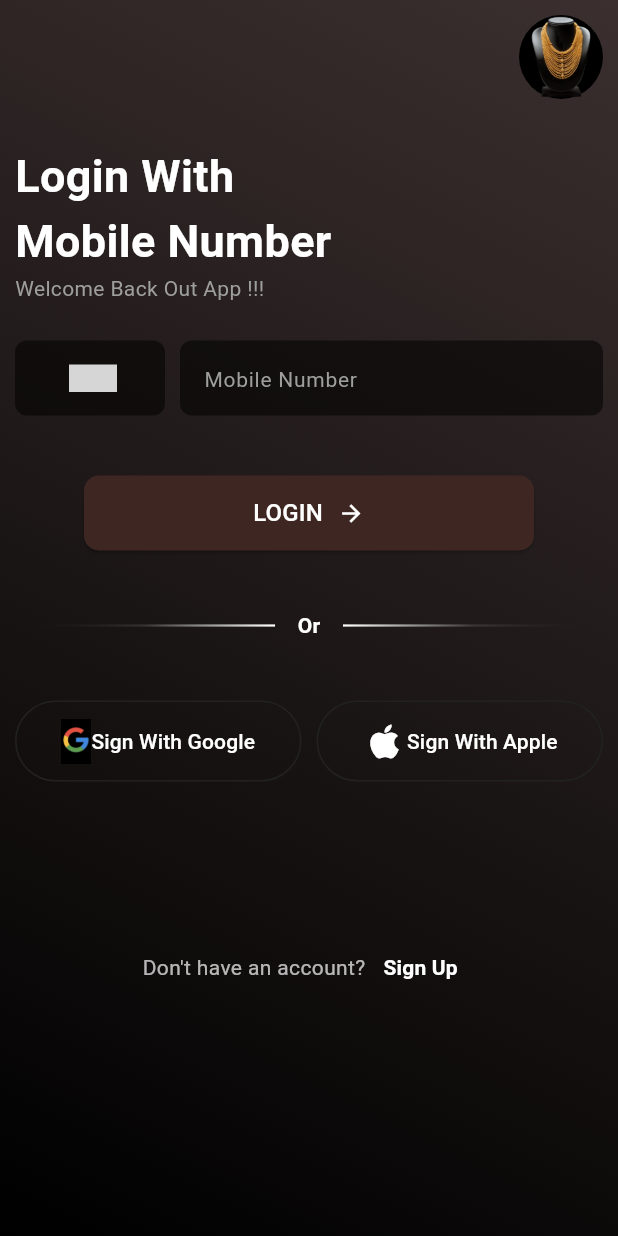
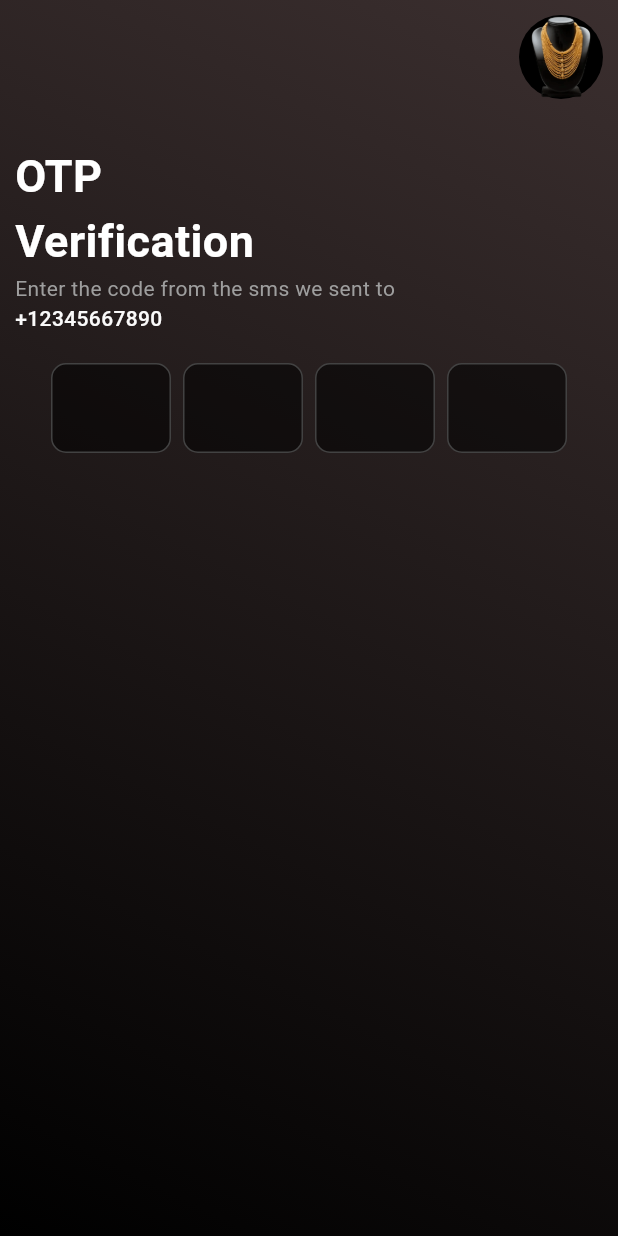
Before and after one commit to Maha6468/rate_the_fit_app, a Flutter app: the screen it shows after launch, on a phone screen of 412 x 824 dp. Run offline on Flutter 3.47's test engine with Material 3 defaults, Android fonts, the phone set to English and light mode, and no system bars; drawn by our look-alikes of country_code_picker, pinput; grey boxes are pictures that could not be loaded.

Commit message:
last update

```diff
--- a/lib/coustom_widget/custom_signIn_signUp_resend.dart
+++ b/lib/coustom_widget/custom_signIn_signUp_resend.dart
@@ -3,7 +3,9 @@ import 'package:flutter/material.dart';
 class Custom_SignIn_SignUp_Resend extends StatelessWidget {
   final String text;
   final String buttontext;
-  const Custom_SignIn_SignUp_Resend({super.key, required this.text, required this.buttontext});
+  final VoidCallback onPressed;
+
+  const Custom_SignIn_SignUp_Resend({super.key, required this.text, required this.buttontext, required this.onPressed});
 
   @override
   Widget build(BuildContext context) {
@@ -12,9 +14,7 @@ class Custom_SignIn_SignUp_Resend extends StatelessWidget {
       children: [
         Text(text,
             style: TextStyle(color: Colors.white70)),
-        TextButton(onPressed: (){
-
-        }, child:Text(buttontext,style: TextStyle(color: Colors.white,fontWeight: FontWeight.bold),))
+        TextButton(onPressed:onPressed, child:Text(buttontext,style: TextStyle(color: Colors.white,fontWeight: FontWeight.bold),))
       ],
     );
   }
--- /dev/null
+++ b/lib/coustom_widget/custom_star_image.dart
@@ -0,0 +1,17 @@
+import 'package:flutter/material.dart';
+
+class Custom_Star_Image extends StatelessWidget {
+  const Custom_Star_Image({super.key});
+
+  @override
+  Widget build(BuildContext context) {
+    return  Align(
+      alignment: Alignment.topRight,
+      child: CircleAvatar(
+        radius: 28,
+        backgroundColor: Colors.black,
+        child:Image.asset("assets/images/maha.png",height: 100,width: 100,fit:BoxFit.cover,),
+      ),
+    );
+  }
+}
--- a/lib/main.dart
+++ b/lib/main.dart
@@ -1,5 +1,6 @@
 import 'package:flutter/material.dart';
 import 'package:rate_the_fit_app/screen/login_with_mob_num.dart';
+import 'package:rate_the_fit_app/screen/otp_varification.dart';
 import 'package:rate_the_fit_app/screen/practice.dart';
 import 'package:rate_the_fit_app/screen/splash_screen.dart';
 
@@ -18,7 +19,7 @@ class MyApp extends StatelessWidget {
       theme: ThemeData(
         colorScheme: ColorScheme.fromSeed(seedColor: Colors.deepPurple),
       ),
-      home:Login_With_Mob_Num(),
+      home:OTP_Varification(),
     );
   }
 }
--- a/lib/screen/login_with_mob_num.dart
+++ b/lib/screen/login_with_mob_num.dart
@@ -3,6 +3,7 @@ import 'package:flutter/material.dart';
 
 import '../coustom_widget/custom_elevated_button.dart';
 import '../coustom_widget/custom_signIn_signUp_resend.dart';
+import '../coustom_widget/custom_star_image.dart';
 
 class Login_With_Mob_Num extends StatefulWidget {
   const Login_With_Mob_Num({super.key});
@@ -34,14 +35,7 @@ class _Login_With_Mob_NumState extends State<Login_With_Mob_Num> {
                   crossAxisAlignment: CrossAxisAlignment.start,
                   children: [
 
-                    Align(
-                      alignment: Alignment.topRight,
-                      child: CircleAvatar(
-                        radius: 28,
-                        backgroundColor: Colors.black,
-                        child:Image.asset("assets/images/maha.png",height: 100,width: 100,fit:BoxFit.cover,),
-                      ),
-                    ),
+                    Custom_Star_Image(),
 
                     SizedBox(height: 30,),
                     Text("Login With \nMobile Number",style: TextStyle(color: Colors.white,fontSize: 30,fontWeight:FontWeight.bold),),
@@ -205,7 +199,7 @@ class _Login_With_Mob_NumState extends State<Login_With_Mob_Num> {
 
                     SizedBox(height: 100,),
 
-                    Custom_SignIn_SignUp_Resend(text: "Don't have an account?", buttontext: 'Sign Up',),
+                    Custom_SignIn_SignUp_Resend(text: "Don't have an account?", buttontext: 'Sign Up', onPressed: () {  },),
 
                   ],
                 ),
--- /dev/null
+++ b/lib/screen/otp_varification.dart
@@ -0,0 +1,73 @@
+import 'package:flutter/material.dart';
+import 'package:pinput/pinput.dart';
+
+import '../coustom_widget/custom_star_image.dart';
+
+class OTP_Varification extends StatefulWidget {
+  const OTP_Varification({super.key});
+
+  @override
+  State<OTP_Varification> createState() => _OTP_VarificationState();
+}
+
+class _OTP_VarificationState extends State<OTP_Varification> {
+  final TextEditingController _otpController = TextEditingController();
+  @override
+  Widget build(BuildContext context) {
+    return Scaffold(
+      body: Container(
+        height: MediaQuery.of(context).size.height,
+        width: MediaQuery.of(context).size.width,
+        decoration: BoxDecoration(
+            gradient: LinearGradient(
+                colors: [Colors.black,Color(0xFF3B2F2F)],
+                begin: Alignment.bottomLeft,
+                end: Alignment.topRight
+            )
+        ),
+        child: SafeArea(
+          child: Padding(
+            padding: const EdgeInsets.all(10.0),
+            child: Column(
+              crossAxisAlignment: CrossAxisAlignment.start,
+              children: [
+                Custom_Star_Image(),
+                SizedBox(height: 30,),
+                Text("OTP \nVerification",style: TextStyle(color: Colors.white,fontSize: 30,fontWeight:FontWeight.bold),),
+                Text("Enter the code from the sms we sent to",style: TextStyle(color: Colors.grey),),
+                Text("+12345667890",style: TextStyle(color: Colors.grey.shade50,fontWeight: FontWeight.w500),),
+                SizedBox(height: 20,),
+
+                Center(
+                  child: Pinput(
+                    length: 4,
+                    controller: _otpController,
+                    showCursor: true,
+                    defaultPinTheme: PinTheme(
+                      width: 80,
+                      height: 60,
+                      decoration: BoxDecoration(
+                        color: Colors.black54,
+                        borderRadius: BorderRadius.circular(10),
+                        border: Border.all(color: Colors.grey.shade800),
+                      ),
+                      textStyle: const TextStyle(
+                        color: Colors.white,
+                        fontSize: 20,
+                        fontWeight: FontWeight.bold,
+                      ),
+                    ),
+                  ),
+                ),
+
+
+
+
+              ],
+            ),
+          ),
+        ),
+      ),
+    );
+  }
+}
--- a/pubspec.yaml
+++ b/pubspec.yaml
@@ -31,6 +31,7 @@ dependencies:
   flutter:
     sdk: flutter
   country_code_picker: ^3.4.1
+  pinput: ^3.0.1
 
 
   # The following adds the Cupertino Icons font to your application.
```
Also changed, not shown: pubspec.lock.
